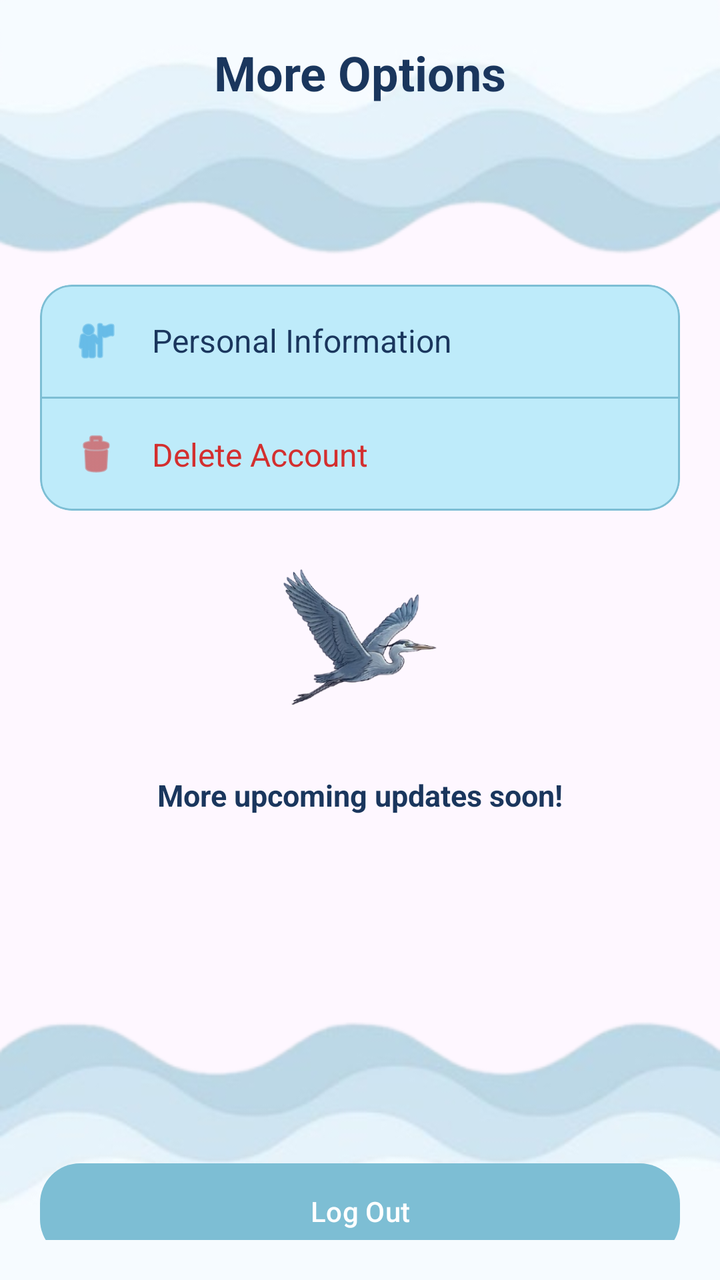
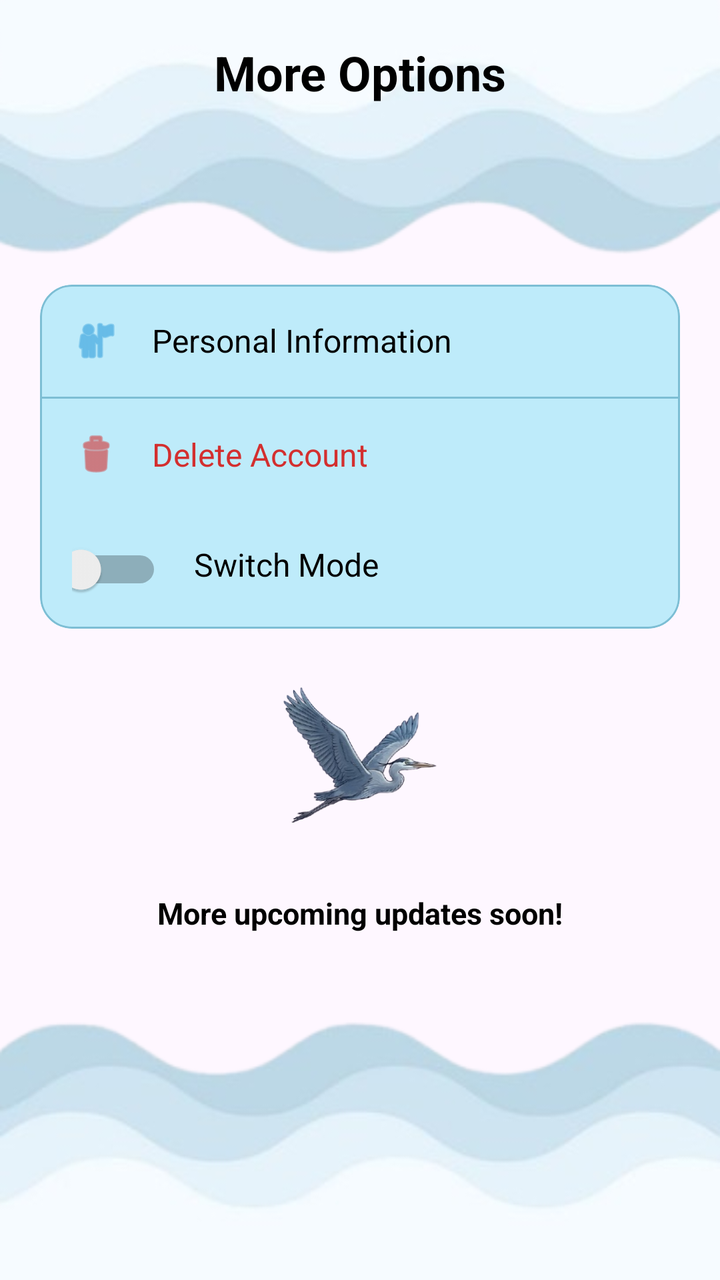

Compare the two renders of this Android layout. The source of the first and the diff that turns it into the second are given below.
<!-- AndroidManifest.xml: application theme Theme.HeronHealth -->
<!-- res/layout/fragment_more_option.xml -->
<?xml version="1.0" encoding="utf-8"?>
<androidx.constraintlayout.widget.ConstraintLayout
    xmlns:android="http://schemas.android.com/apk/res/android"
    xmlns:app="http://schemas.android.com/apk/res-auto"
    xmlns:tools="http://schemas.android.com/tools"
    android:layout_width="match_parent"
    android:layout_height="match_parent"
    android:background="@drawable/bg4"
    android:padding="20dp"
    tools:context=".MoreOptionFragment">

    
    <TextView
        android:id="@+id/tvSettingsHeader"
        android:layout_width="wrap_content"
        android:layout_height="wrap_content"
        android:text="More Options"
        android:textColor="#1A365D"
        android:textSize="24sp"
        android:textStyle="bold"
        app:layout_constraintTop_toTopOf="parent"
        app:layout_constraintStart_toStartOf="parent"
        app:layout_constraintEnd_toEndOf="parent"/>

    
    <com.google.android.material.card.MaterialCardView
        android:id="@+id/cardSettings"
        android:layout_width="0dp"
        android:layout_height="wrap_content"
        android:layout_marginTop="90dp"
        app:cardBackgroundColor="#beebfa"
        app:cardCornerRadius="16dp"
        app:strokeColor="#7dbed4"
        app:strokeWidth="1dp"
        app:layout_constraintTop_toBottomOf="@id/tvSettingsHeader"
        app:layout_constraintStart_toStartOf="parent"
        app:layout_constraintEnd_toEndOf="parent">

        <LinearLayout
            android:layout_width="match_parent"
            android:layout_height="wrap_content"
            android:orientation="vertical">

            
            <LinearLayout
                android:id="@+id/itemPersonalInfo"
                android:layout_width="match_parent"
                android:layout_height="wrap_content"
                android:orientation="horizontal"
                android:padding="16dp"
                android:gravity="center_vertical"
                android:background="?attr/selectableItemBackground">

                <ImageView
                    android:layout_width="24dp"
                    android:layout_height="24dp"
                    android:src="@android:drawable/ic_menu_myplaces"
                    app:tint="#2D9CDB"/>

                <TextView
                    android:layout_width="wrap_content"
                    android:layout_height="wrap_content"
                    android:layout_marginStart="16dp"
                    android:text="Personal Information"
                    android:textColor="#1A365D"
                    android:textSize="16sp"/>
            </LinearLayout>

            
            <View
                android:layout_width="match_parent"
                android:layout_height="1dp"
                android:background="#7dbed4"/>

            
            <LinearLayout
                android:id="@+id/itemDeleteAccount"
                android:layout_width="match_parent"
                android:layout_height="wrap_content"
                android:orientation="horizontal"
                android:padding="16dp"
                android:gravity="center_vertical"
                android:background="?attr/selectableItemBackground">

                <ImageView
                    android:layout_width="24dp"
                    android:layout_height="24dp"
                    android:src="@android:drawable/ic_menu_delete"
                    app:tint="#D32F2F"/>

                <TextView
                    android:layout_width="wrap_content"
                    android:layout_height="wrap_content"
                    android:layout_marginStart="16dp"
                    android:text="Delete Account"
                    android:textColor="#D32F2F"
                    android:textSize="16sp"/>
            </LinearLayout>

        </LinearLayout>

    </com.google.android.material.card.MaterialCardView>

    
    <ImageView
        android:id="@+id/imgFly"
        android:layout_width="120dp"
        android:layout_height="120dp"
        android:layout_marginTop="12dp"
        android:scaleType="centerCrop"
        android:src="@drawable/fly"
        app:layout_constraintTop_toBottomOf="@id/cardSettings"
        app:layout_constraintStart_toStartOf="parent"
        app:layout_constraintEnd_toEndOf="parent"/>

    <TextView
        android:id="@+id/tvUpdate"
        android:layout_width="wrap_content"
        android:layout_height="wrap_content"
        android:text="More upcoming updates soon!"
        android:textColor="#1A365D"
        android:textSize="15dp"
        android:textStyle="bold"
        app:layout_constraintTop_toBottomOf="@id/imgFly"
        app:layout_constraintStart_toStartOf="parent"
        app:layout_constraintEnd_toEndOf="parent"/>




    <com.google.android.material.button.MaterialButton
        android:id="@+id/btnLogout"
        android:layout_width="0dp"
        android:layout_height="56dp"
        android:layout_marginTop="170dp"
        android:text="Log Out"
        android:textColor="#FFFFFF"
        app:backgroundTint="#7dbed4"
        app:cornerRadius="20dp"
        app:layout_constraintTop_toBottomOf="@id/tvUpdate"
        app:layout_constraintStart_toStartOf="parent"
        app:layout_constraintEnd_toEndOf="parent"/>

</androidx.constraintlayout.widget.ConstraintLayout>
<!-- resources referenced by this layout -->
<resources>
  <!-- drawable bg4: png bitmap (drawable, 73502 bytes) -->
  <!-- drawable fly: png bitmap (drawable, 61801 bytes) -->
  <style name="Theme.HeronHealth" parent="Base.Theme.HeronHealth" />
  <style name="Base.Theme.HeronHealth" parent="Theme.Material3.DayNight.NoActionBar">
          
          
      </style>
</resources>

<!-- the commit's change to res/layout/fragment_more_option.xml (unified diff, before → after) -->
@@ -6,6 +6,7 @@
     android:layout_width="match_parent"
     android:layout_height="match_parent"
     android:background="@drawable/bg4"
+    style="@style/SCREEN"
     android:padding="20dp"
     tools:context=".MoreOptionFragment">
 
@@ -15,7 +16,7 @@
         android:layout_width="wrap_content"
         android:layout_height="wrap_content"
         android:text="More Options"
-        android:textColor="#1A365D"
+        style="@style/TEXT"
         android:textSize="24sp"
         android:textStyle="bold"
         app:layout_constraintTop_toTopOf="parent"
@@ -62,7 +63,7 @@
                     android:layout_height="wrap_content"
                     android:layout_marginStart="16dp"
                     android:text="Personal Information"
-                    android:textColor="#1A365D"
+                    style="@style/TEXT"
                     android:textSize="16sp"/>
             </LinearLayout>
 
@@ -97,11 +98,35 @@
                     android:textSize="16sp"/>
             </LinearLayout>
 
+            <LinearLayout
+                android:id="@+id/itemTheme"
+                android:layout_width="match_parent"
+                android:layout_height="wrap_content"
+                android:orientation="horizontal"
+                android:padding="16dp"
+                android:gravity="center_vertical"
+                android:background="?attr/selectableItemBackground">
+
+                
+
+                <Switch
+                    android:id="@+id/switchTheme"
+                    android:layout_width="45dp"
+                    android:layout_height="20dp"/>
+
+                    <TextView
+                    android:layout_width="wrap_content"
+                    android:layout_height="match_parent"
+                    android:layout_marginStart="16dp"
+                    android:text="Switch Mode"
+                    style="@style/TEXT"
+                    android:textSize="16sp"/>
+            </LinearLayout>
+
         </LinearLayout>
 
     </com.google.android.material.card.MaterialCardView>
 
-    
     <ImageView
         android:id="@+id/imgFly"
         android:layout_width="120dp"
@@ -118,7 +143,7 @@
         android:layout_width="wrap_content"
         android:layout_height="wrap_content"
         android:text="More upcoming updates soon!"
-        android:textColor="#1A365D"
+        style="@style/TEXT"
         android:textSize="15dp"
         android:textStyle="bold"
         app:layout_constraintTop_toBottomOf="@id/imgFly"
@@ -134,7 +159,7 @@
         android:layout_height="56dp"
         android:layout_marginTop="170dp"
         android:text="Log Out"
-        android:textColor="#FFFFFF"
+        style="@style/BUTTON"
         app:backgroundTint="#7dbed4"
         app:cornerRadius="20dp"
         app:layout_constraintTop_toBottomOf="@id/tvUpdate"
<!-- resource entries referenced after the edit -->
@@ -2,6 +2,16 @@
 <resources>
   <!-- drawable bg4: png bitmap (drawable, 73502 bytes) -->
   <!-- drawable fly: png bitmap (drawable, 61801 bytes) -->
+  <style name="BUTTON">
+          <item name="android:background">@android:color/holo_blue_dark</item>
+          <item name="android:textColor">#FFF</item>&gt;
+      </style>
+  <style name="SCREEN">
+          <item name="android:background">#FFF</item>&gt;
+      </style>
+  <style name="TEXT">
+          <item name="android:textColor">#000</item>&gt;
+      </style>
   <style name="Theme.HeronHealth" parent="Base.Theme.HeronHealth" />
   <style name="Base.Theme.HeronHealth" parent="Theme.Material3.DayNight.NoActionBar">
           
